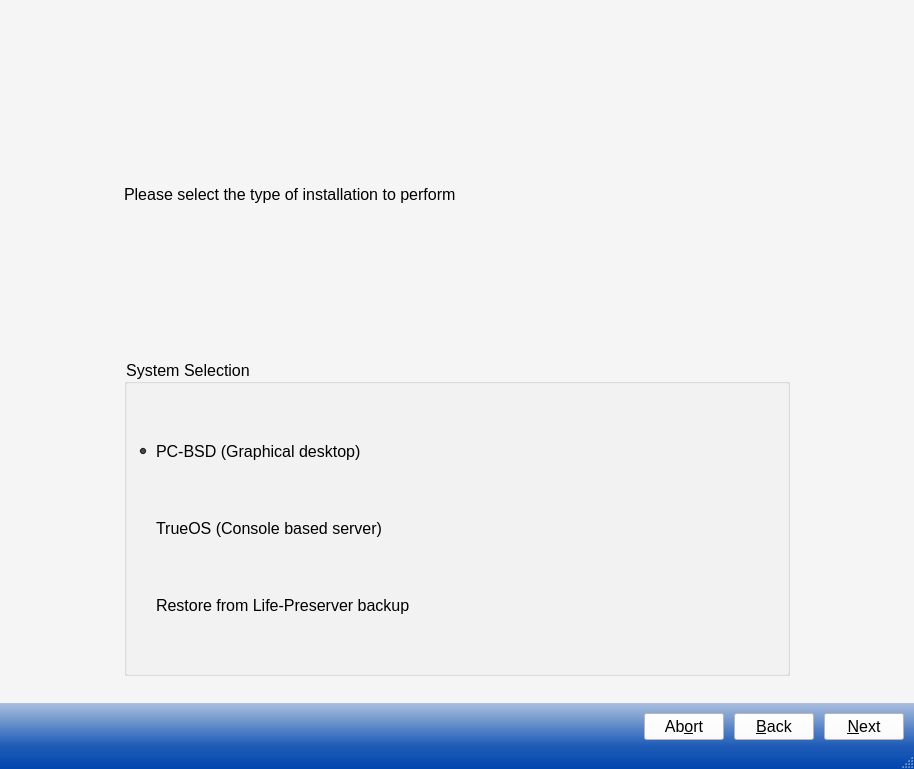
Qt form src-qt5/pc-installgui/installer.ui (trueos/pcbsd) before a commit.
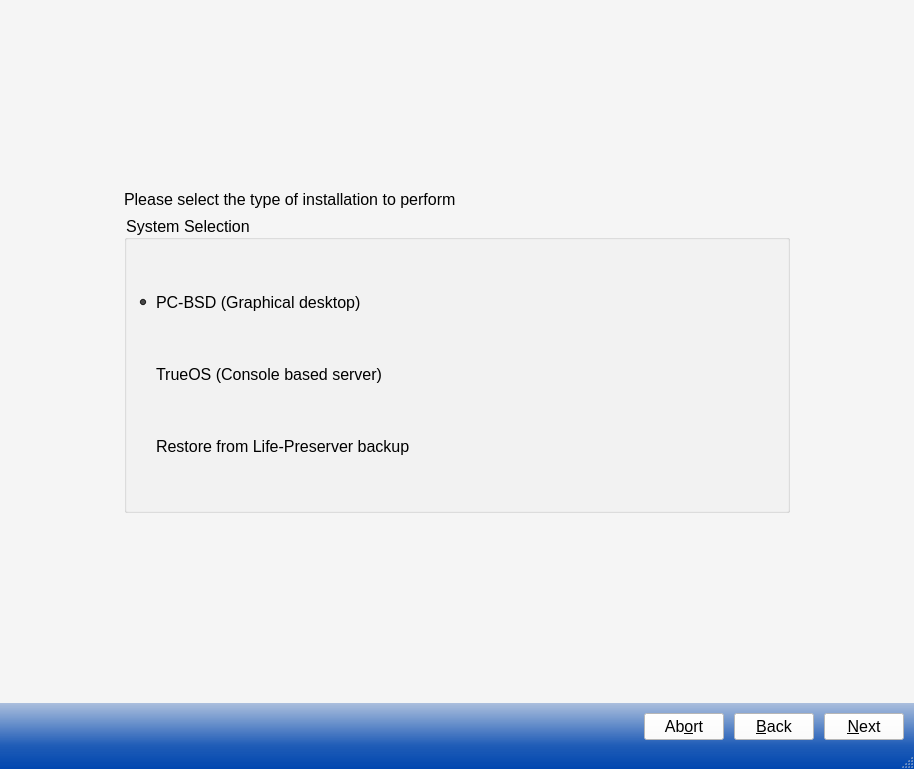
The same form after that commit. Icons and pictures are not drawn.

Commit message: Fix a spacing issue with the installer system section screen, especially on UHD monitors

The edit to the form file:
```diff
--- a/src-qt5/pc-installgui/installer.ui
+++ b/src-qt5/pc-installgui/installer.ui
@@ -348,7 +348,7 @@
            <enum>Qt::Vertical</enum>
           </property>
           <property name="sizeType">
-           <enum>QSizePolicy::Preferred</enum>
+           <enum>QSizePolicy::Expanding</enum>
           </property>
           <property name="sizeHint" stdset="0">
            <size>
@@ -490,7 +490,7 @@
            <enum>Qt::Vertical</enum>
           </property>
           <property name="sizeType">
-           <enum>QSizePolicy::Preferred</enum>
+           <enum>QSizePolicy::Expanding</enum>
           </property>
           <property name="sizeHint" stdset="0">
            <size>
```
